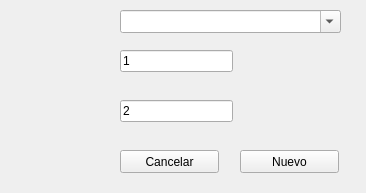
First picture: the form in views/NuevoProyecto.ui, repository fenixon/tiponpython, before the edit.
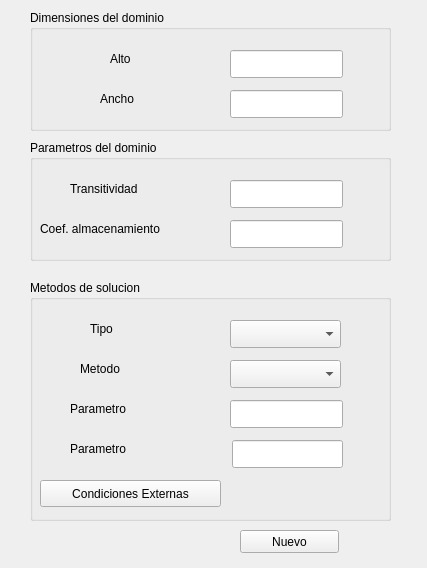
Second picture: the form after the edit.

Commit message: retoques NuevoProyecto

Patch:
```diff
--- a/views/NuevoProyecto.ui
+++ b/views/NuevoProyecto.ui
@@ -6,8 +6,8 @@
    <rect>
     <x>0</x>
     <y>0</y>
-    <width>366</width>
-    <height>193</height>
+    <width>427</width>
+    <height>568</height>
    </rect>
   </property>
   <property name="windowTitle">
@@ -17,7 +17,7 @@
    <property name="geometry">
     <rect>
      <x>240</x>
-     <y>150</y>
+     <y>530</y>
      <width>99</width>
      <height>23</height>
     </rect>
@@ -26,63 +26,241 @@
     <string>Nuevo</string>
    </property>
   </widget>
-  <widget class="QPushButton" name="btnCancelar">
+  <widget class="QGroupBox" name="gbDimensionesDominio">
    <property name="geometry">
     <rect>
-     <x>120</x>
-     <y>150</y>
-     <width>99</width>
-     <height>23</height>
-    </rect>
-   </property>
-   <property name="text">
-    <string>Cancelar</string>
-   </property>
-  </widget>
-  <widget class="QComboBox" name="cmbMetodoSolucion">
-   <property name="geometry">
-    <rect>
-     <x>120</x>
+     <x>30</x>
      <y>10</y>
-     <width>221</width>
-     <height>23</height>
+     <width>361</width>
+     <height>121</height>
     </rect>
    </property>
-   <property name="autoFillBackground">
-    <bool>false</bool>
+   <property name="title">
+    <string>Dimensiones del dominio</string>
    </property>
-   <property name="styleSheet">
-    <string notr="true"/>
-   </property>
-   <property name="editable">
-    <bool>true</bool>
-   </property>
+   <widget class="QLineEdit" name="txtAlto">
+    <property name="geometry">
+     <rect>
+      <x>200</x>
+      <y>40</y>
+      <width>113</width>
+      <height>28</height>
+     </rect>
+    </property>
+   </widget>
+   <widget class="QLineEdit" name="txtAncho">
+    <property name="geometry">
+     <rect>
+      <x>200</x>
+      <y>80</y>
+      <width>113</width>
+      <height>28</height>
+     </rect>
+    </property>
+   </widget>
+   <widget class="QLabel" name="lblAlto">
+    <property name="geometry">
+     <rect>
+      <x>80</x>
+      <y>40</y>
+      <width>70</width>
+      <height>18</height>
+     </rect>
+    </property>
+    <property name="text">
+     <string>Alto</string>
+    </property>
+   </widget>
+   <widget class="QLabel" name="lblAncho">
+    <property name="geometry">
+     <rect>
+      <x>70</x>
+      <y>80</y>
+      <width>70</width>
+      <height>18</height>
+     </rect>
+    </property>
+    <property name="text">
+     <string>Ancho</string>
+    </property>
+   </widget>
   </widget>
-  <widget class="QLineEdit" name="txtParam1">
+  <widget class="QGroupBox" name="gbParametrosDominio">
    <property name="geometry">
     <rect>
-     <x>120</x>
-     <y>50</y>
-     <width>113</width>
-     <height>22</height>
+     <x>30</x>
+     <y>140</y>
+     <width>361</width>
+     <height>121</height>
     </rect>
    </property>
-   <property name="text">
-    <string>1</string>
+   <property name="title">
+    <string>Parametros del dominio</string>
    </property>
+   <widget class="QLineEdit" name="TransitividlineEdit_2txtad">
+    <property name="geometry">
+     <rect>
+      <x>200</x>
+      <y>40</y>
+      <width>113</width>
+      <height>28</height>
+     </rect>
+    </property>
+   </widget>
+   <widget class="QLineEdit" name="txtCoefAlmacenamiento">
+    <property name="geometry">
+     <rect>
+      <x>200</x>
+      <y>80</y>
+      <width>113</width>
+      <height>28</height>
+     </rect>
+    </property>
+   </widget>
+   <widget class="QLabel" name="lblTransitividad">
+    <property name="geometry">
+     <rect>
+      <x>40</x>
+      <y>40</y>
+      <width>101</width>
+      <height>18</height>
+     </rect>
+    </property>
+    <property name="text">
+     <string>Transitividad</string>
+    </property>
+   </widget>
+   <widget class="QLabel" name="lblCoefAlmacenamiento">
+    <property name="geometry">
+     <rect>
+      <x>10</x>
+      <y>80</y>
+      <width>171</width>
+      <height>18</height>
+     </rect>
+    </property>
+    <property name="text">
+     <string>Coef. almacenamiento</string>
+    </property>
+   </widget>
   </widget>
-  <widget class="QLineEdit" name="txtParam2">
+  <widget class="QGroupBox" name="gbMetodo">
    <property name="geometry">
     <rect>
-     <x>120</x>
-     <y>100</y>
-     <width>113</width>
-     <height>22</height>
+     <x>30</x>
+     <y>280</y>
+     <width>361</width>
+     <height>241</height>
     </rect>
    </property>
-   <property name="text">
-    <string>2</string>
+   <property name="title">
+    <string>Metodos de solucion</string>
    </property>
+   <widget class="QLineEdit" name="txtParametro1">
+    <property name="geometry">
+     <rect>
+      <x>200</x>
+      <y>120</y>
+      <width>113</width>
+      <height>28</height>
+     </rect>
+    </property>
+   </widget>
+   <widget class="QLineEdit" name="txtParametro2">
+    <property name="geometry">
+     <rect>
+      <x>202</x>
+      <y>160</y>
+      <width>111</width>
+      <height>28</height>
+     </rect>
+    </property>
+   </widget>
+   <widget class="QComboBox" name="cmbTipo">
+    <property name="geometry">
+     <rect>
+      <x>200</x>
+      <y>40</y>
+      <width>111</width>
+      <height>28</height>
+     </rect>
+    </property>
+   </widget>
+   <widget class="QComboBox" name="cmbMetodo">
+    <property name="geometry">
+     <rect>
+      <x>200</x>
+      <y>80</y>
+      <width>111</width>
+      <height>28</height>
+     </rect>
+    </property>
+   </widget>
+   <widget class="QLabel" name="lblTipo">
+    <property name="geometry">
+     <rect>
+      <x>60</x>
+      <y>40</y>
+      <width>70</width>
+      <height>18</height>
+     </rect>
+    </property>
+    <property name="text">
+     <string>Tipo</string>
+    </property>
+   </widget>
+   <widget class="QLabel" name="lblMetodo">
+    <property name="geometry">
+     <rect>
+      <x>50</x>
+      <y>80</y>
+      <width>70</width>
+      <height>18</height>
+     </rect>
+    </property>
+    <property name="text">
+     <string>Metodo</string>
+    </property>
+   </widget>
+   <widget class="QLabel" name="lblParametro1">
+    <property name="geometry">
+     <rect>
+      <x>40</x>
+      <y>120</y>
+      <width>101</width>
+      <height>18</height>
+     </rect>
+    </property>
+    <property name="text">
+     <string>Parametro</string>
+    </property>
+   </widget>
+   <widget class="QLabel" name="lblParametro2">
+    <property name="geometry">
+     <rect>
+      <x>40</x>
+      <y>160</y>
+      <width>91</width>
+      <height>18</height>
+     </rect>
+    </property>
+    <property name="text">
+     <string>Parametro</string>
+    </property>
+   </widget>
+   <widget class="QPushButton" name="btnCondicionesExternas">
+    <property name="geometry">
+     <rect>
+      <x>10</x>
+      <y>200</y>
+      <width>181</width>
+      <height>27</height>
+     </rect>
+    </property>
+    <property name="text">
+     <string>Condiciones Externas</string>
+    </property>
+   </widget>
   </widget>
  </widget>
  <resources/>
```
Left out of the diff: 16 changed lines with no effect on the pictures. The commit also changes 4 other files.
